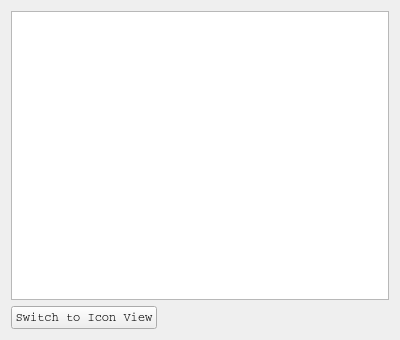
Before: the Qt Designer form python/tk_multi_demo/demos/shotgun_widget/resources/shotgun_widget_demo.ui in shotgunsoftware/tk-multi-demo, drawn with Qt 5.
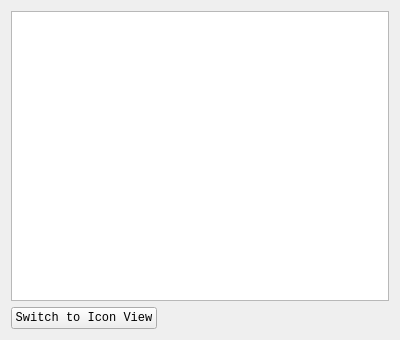
After: the same form once the commit is applied.

```diff
--- a/python/tk_multi_demo/demos/shotgun_widget/resources/shotgun_widget_demo.ui
+++ b/python/tk_multi_demo/demos/shotgun_widget/resources/shotgun_widget_demo.ui
@@ -27,7 +27,7 @@
      </property>
      <property name="font">
       <font>
-       <family>Courier</family>
+       <family>Courier New</family>
       </font>
      </property>
      <property name="text">
```
